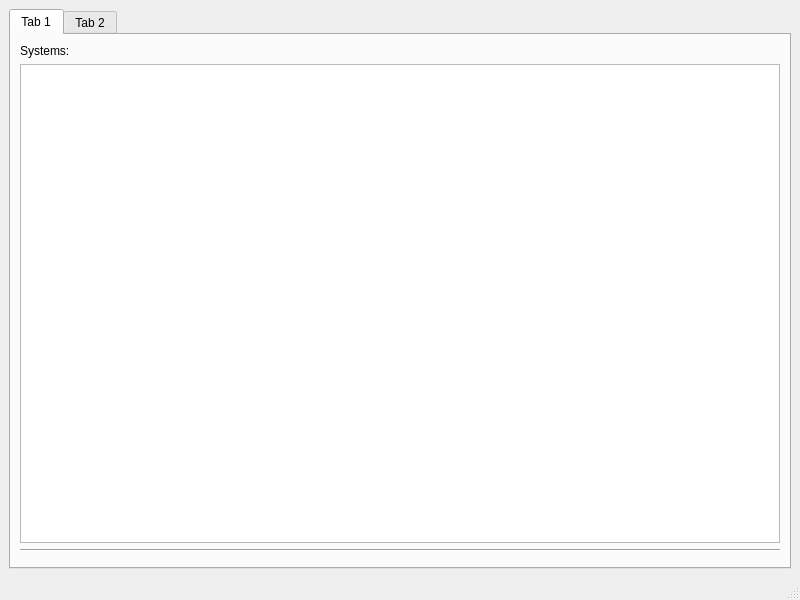
Old version of the form py/configurator/configurator.ui in the repository ezratl/PiScan-Client.
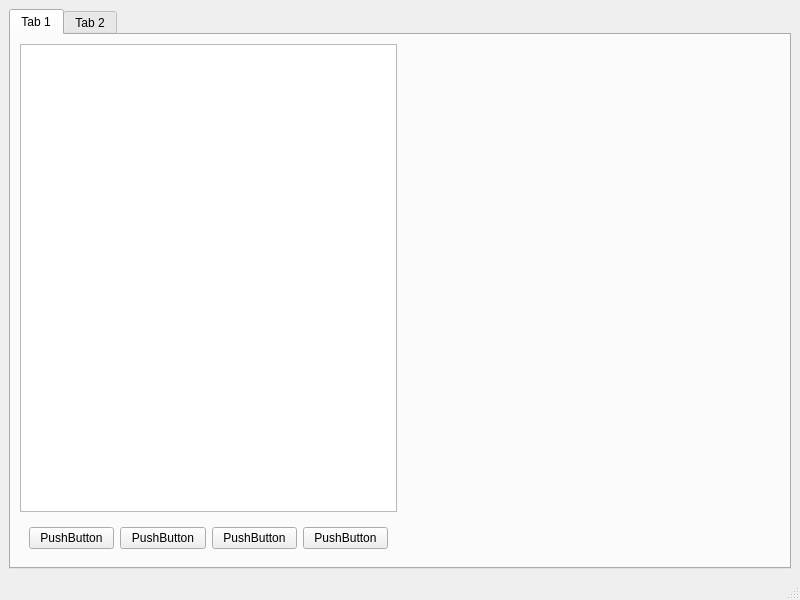
New version of the form.

What changed in the file:
```diff
--- a/py/configurator/configurator.ui
+++ b/py/configurator/configurator.ui
@@ -26,30 +26,67 @@
          <attribute name="title">
           <string>Tab 1</string>
          </attribute>
-         <layout class="QVBoxLayout" name="verticalLayout_4">
+         <layout class="QHBoxLayout" name="horizontalLayout">
           <item>
+           <widget class="QWidget" name="widget" native="true">
            <layout class="QVBoxLayout" name="verticalLayout_2">
+             <property name="leftMargin">
+              <number>0</number>
+             </property>
+             <property name="topMargin">
+              <number>0</number>
+             </property>
+             <property name="rightMargin">
+              <number>0</number>
+             </property>
+             <property name="bottomMargin">
+              <number>0</number>
+             </property>
             <item>
-             <widget class="QLabel" name="label">
+              <widget class="QTreeView" name="treeView"/>
+             </item>
+             <item>
+              <widget class="QWidget" name="widget_2" native="true">
+               <layout class="QHBoxLayout" name="horizontalLayout_2">
+                <item>
+                 <widget class="QPushButton" name="pushButton">
               <property name="text">
-               <string>Systems:</string>
+                   <string>PushButton</string>
               </property>
              </widget>
             </item>
             <item>
-             <widget class="QListWidget" name="listWidget"/>
+                 <widget class="QPushButton" name="pushButton_2">
+                  <property name="text">
+                   <string>PushButton</string>
+                  </property>
+                 </widget>
             </item>
             <item>
-             <widget class="Line" name="line">
-              <property name="orientation">
-               <enum>Qt::Horizontal</enum>
+                 <widget class="QPushButton" name="pushButton_3">
+                  <property name="text">
+                   <string>PushButton</string>
               </property>
              </widget>
             </item>
             <item>
-             <widget class="QWidget" name="widget" native="true"/>
-            </item>
-           </layout>
+                 <widget class="QPushButton" name="pushButton_4">
+                  <property name="text">
+                   <string>PushButton</string>
+                  </property>
+                 </widget>
+                </item>
+               </layout>
+              </widget>
+             </item>
+            </layout>
+           </widget>
+          </item>
+          <item>
+           <widget class="QStackedWidget" name="stackedWidget">
+            <widget class="QWidget" name="page"/>
+            <widget class="QWidget" name="page_2"/>
+           </widget>
           </item>
          </layout>
         </widget>
```
Lines whose indentation alone changed are shown as unchanged.
